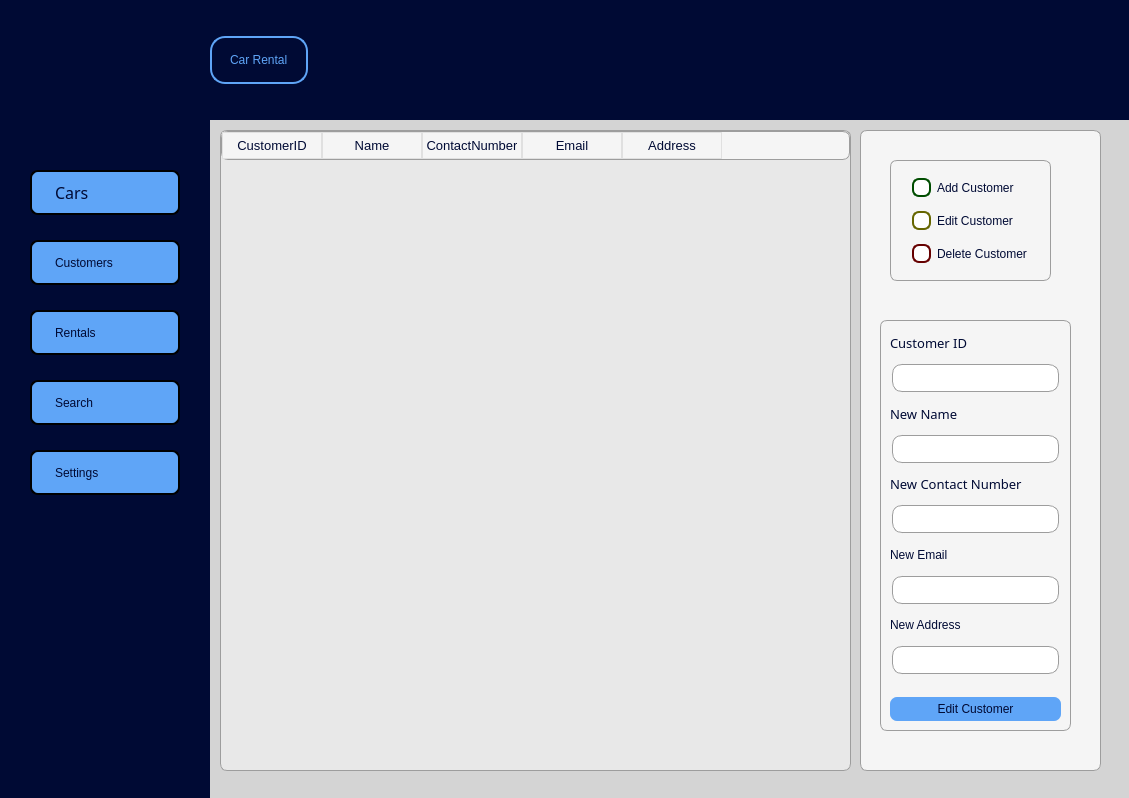
Before: the Qt Designer form ui/home.ui in wkn00/car-rental, drawn with Qt 5.
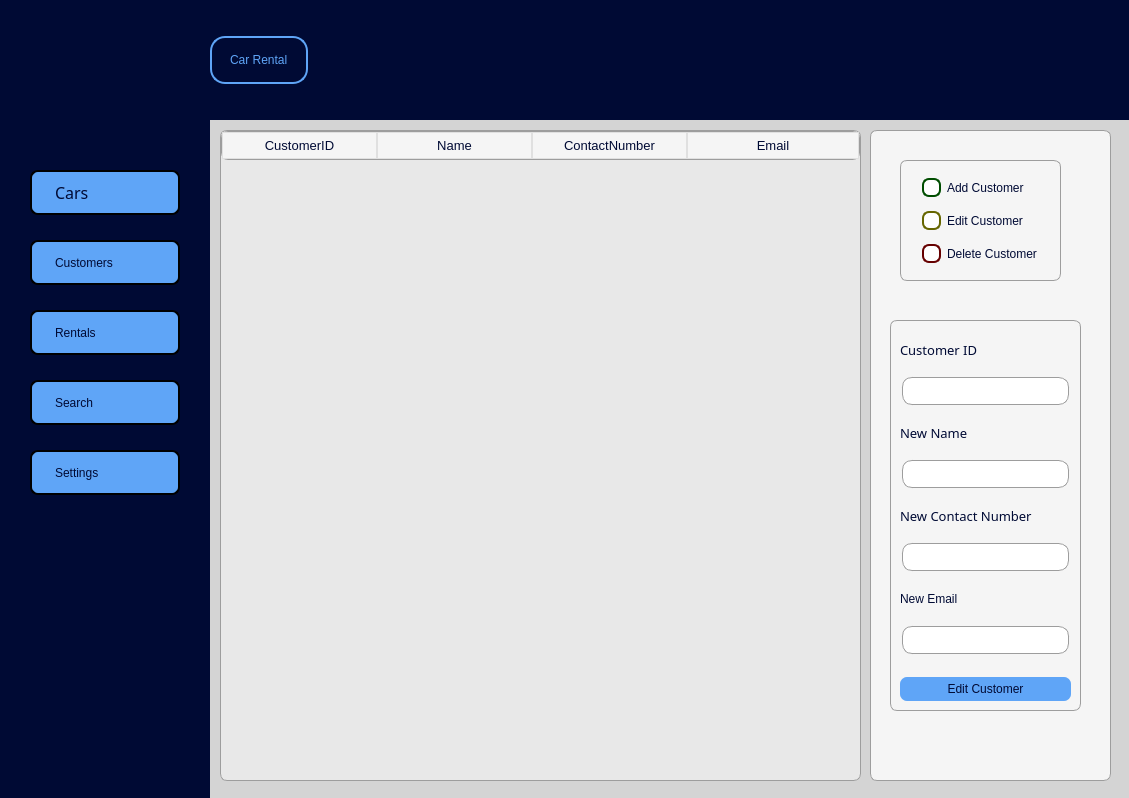
After: the same form once the commit is applied. The open tabs and pages were chosen to show the change. Icons and pictures are not drawn.

Commit message: cars DONE, customers DONE ,rentals 50%

```diff
--- a/ui/home.ui
+++ b/ui/home.ui
@@ -1035,18 +1035,21 @@
          <rect>
           <x>20</x>
           <y>20</y>
-          <width>631</width>
-          <height>641</height>
+          <width>641</width>
+          <height>651</height>
          </rect>
         </property>
         <property name="font">
          <font>
-          <family>Segoe UI Semibold</family>
-          <pointsize>10</pointsize>
+          <family>Segoe UI</family>
+          <pointsize>9</pointsize>
           <italic>false</italic>
-          <fontweight>DemiBold</fontweight>
+          <bold>false</bold>
          </font>
         </property>
+        <property name="layoutDirection">
+         <enum>Qt::LeftToRight</enum>
+        </property>
         <property name="styleSheet">
          <string notr="true">QWidget {
 	background-color: rgb(245, 245, 245);
@@ -1076,6 +1079,15 @@
 color: rgb(0, 10, 52);
  }</string>
         </property>
+        <attribute name="horizontalHeaderDefaultSectionSize">
+         <number>155</number>
+        </attribute>
+        <attribute name="horizontalHeaderShowSortIndicator" stdset="0">
+         <bool>true</bool>
+        </attribute>
+        <attribute name="horizontalHeaderStretchLastSection">
+         <bool>true</bool>
+        </attribute>
         <column>
          <property name="text">
           <string>CustomerID</string>
@@ -1116,24 +1128,14 @@
           </font>
          </property>
         </column>
-        <column>
-         <property name="text">
-          <string>Address</string>
-         </property>
-         <property name="font">
-          <font>
-           <pointsize>8</pointsize>
-          </font>
-         </property>
-        </column>
        </widget>
        <widget class="QFrame" name="frame_10">
         <property name="geometry">
          <rect>
-          <x>660</x>
+          <x>670</x>
           <y>20</y>
           <width>241</width>
-          <height>641</height>
+          <height>651</height>
          </rect>
         </property>
         <property name="styleSheet">
@@ -1267,7 +1269,7 @@
              <x>0</x>
              <y>10</y>
              <width>191</width>
-             <height>411</height>
+             <height>391</height>
             </rect>
            </property>
            <property name="styleSheet">
@@ -1351,17 +1353,7 @@
              </widget>
             </item>
             <item>
-             <widget class="QLineEdit" name="email_new"/>
-            </item>
-            <item>
-             <widget class="QLabel" name="label_20">
-              <property name="text">
-               <string>New Address</string>
-              </property>
-             </widget>
-            </item>
-            <item>
-             <widget class="QLineEdit" name="address_new"/>
+             <widget class="QLineEdit" name="customerEditEmail"/>
             </item>
             <item>
              <widget class="QPushButton" name="customerEditButton">
@@ -1382,10 +1374,11 @@
 }
 
 QPushButton:hover{
-	background-color: rgb(0, 10, 52);
-	color: rgb(95, 165, 247);
-	border-color: rgb(95, 165, 247);
-}</string>
+	background-color: rgb(245, 245, 245);
+	color: rgb(153, 153, 0);
+	border: 1px solid rgb(153, 153, 0);
+}
+</string>
               </property>
               <property name="text">
                <string>Edit Customer</string>
```
Left out of the diff: 195 changed lines with no effect on the pictures. The commit also changes 24 other files.
